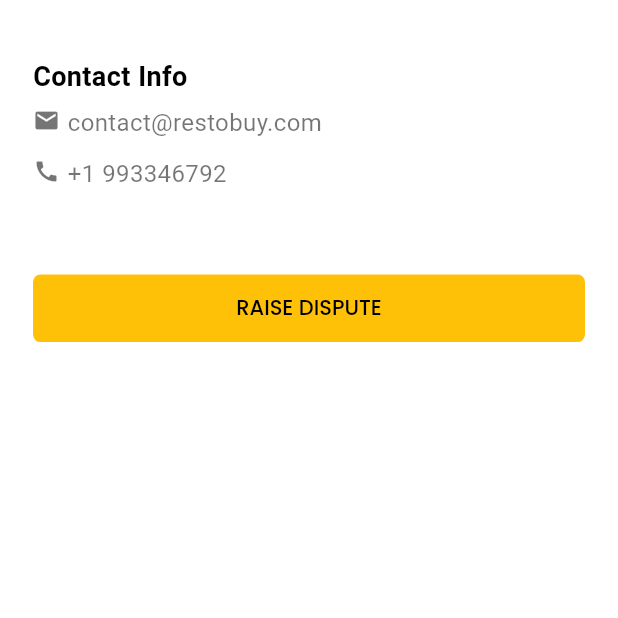
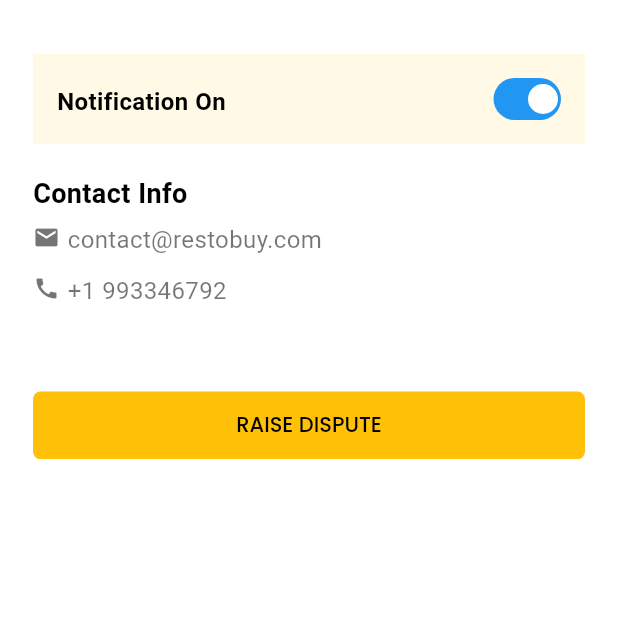
Before and after one commit to Notebrains/restobuy_supplier, a Flutter app: the Setting screen opened by its route, on a phone screen of 412 x 824 dp, the top half of it. Run offline on Flutter 3.47's test engine with Material 2 defaults, Android fonts, the light colour scheme and no system bars; our stand-ins replace bloc, cached_network_image, dartz, equatable, flare_flutter, flutter_bloc and 5 more; missing offline and left inert: flutter_animator, pedantic, wiredash; accounts and stored records are empty; network calls fail.

Commit message:
STATIC UI DONE

```diff
--- a/lib/main.dart
+++ b/lib/main.dart
@@ -40,7 +40,8 @@ class RootApp extends StatelessWidget {
         if (snapshot.connectionState == ConnectionState.waiting) {
           return MaterialApp(
             debugShowCheckedModeBanner: false,
-              home: Splash());
+              home: Splash(),
+          );
         } else {
           ScreenUtil.init();
           // Loading is done, return the app:
--- a/lib/presentation/journeys/setting/setting.dart
+++ b/lib/presentation/journeys/setting/setting.dart
@@ -1,11 +1,18 @@
 import 'package:flutter/material.dart';
 import 'package:restobuy_supplier_flutter/common/constants/route_constants.dart';
-import 'package:restobuy_supplier_flutter/presentation/widgets/appbar_ic_back.dart';
 import 'package:restobuy_supplier_flutter/presentation/widgets/button.dart';
+import 'package:restobuy_supplier_flutter/presentation/widgets/switcher_btn.dart';
 import 'package:restobuy_supplier_flutter/presentation/widgets/txt.dart';
 import 'package:restobuy_supplier_flutter/presentation/widgets/txt_ic_row.dart';
 
-class Setting extends StatelessWidget{
+class Setting extends StatefulWidget{
+  @override
+  _SettingState createState() => _SettingState();
+}
+
+class _SettingState extends State<Setting> {
+  bool _isNotificationSwitchOn = true;
+
   @override
   Widget build(BuildContext context) {
     return Scaffold(
@@ -15,15 +22,40 @@ class Setting extends StatelessWidget{
           mainAxisAlignment: MainAxisAlignment.start,
           crossAxisAlignment: CrossAxisAlignment.start,
           children: [
-            Padding(
-              padding: const EdgeInsets.only(top: 36),
-              child: Txt(txt: 'Contact Info',
-                txtColor: Colors.black,
-                txtSize: 18,
-                fontWeight: FontWeight.bold,
-                padding: 0,
-                onTap: (){},
+            Container(
+              color: Colors.amber.withOpacity(0.1),
+              margin: const EdgeInsets.only(top: 36, bottom: 18),
+              padding: const EdgeInsets.all(16),
+              child: Row(
+                mainAxisAlignment: MainAxisAlignment.spaceBetween,
+                crossAxisAlignment: CrossAxisAlignment.center,
+                children: [
+                  Txt(txt: _isNotificationSwitchOn? 'Notification On' : 'Notification Off',
+                    txtColor: Colors.black,
+                    txtSize: 16,
+                    fontWeight: FontWeight.bold,
+                    padding: 0,
+                    onTap: (){},
+                  ),
+
+                  CustomSwitch(
+                    value: _isNotificationSwitchOn,
+                    onChanged: (bool val){
+                      setState(() {
+                        _isNotificationSwitchOn = val;
+                      });
+                    },
+                  ),
+                ],
               ),
+            ),
+
+            Txt(txt: 'Contact Info',
+              txtColor: Colors.black,
+              txtSize: 18,
+              fontWeight: FontWeight.bold,
+              padding: 0,
+              onTap: (){},
             ),
 
             TxtIcRow(txt: 'contact@restobuy.com', txtColor: Colors.black54,
--- a/lib/presentation/journeys/transaction/transaction.dart
+++ b/lib/presentation/journeys/transaction/transaction.dart
@@ -48,7 +48,7 @@ class _OrdersState extends State<Transaction> {
                 //response: _searchResult,
                 index: index,
                 onTapOnList: (intValue){
-                  Navigator.of(context).pushNamed(RouteList.purchase_order_details);
+                  //Navigator.of(context).pushNamed(RouteList.purchase_order_details);
                 },
                 onRefreshed: () {
 
--- /dev/null
+++ b/lib/presentation/widgets/switcher_btn.dart
@@ -0,0 +1,78 @@
+import 'package:flutter/material.dart';
+
+class CustomSwitch extends StatefulWidget {
+  final bool value;
+  late ValueChanged<bool> onChanged;
+
+  CustomSwitch({
+    Key? key,
+    required this.value,
+    required this.onChanged})
+      : super(key: key);
+
+  @override
+  _CustomSwitchState createState() => _CustomSwitchState();
+}
+
+class _CustomSwitchState extends State<CustomSwitch>
+    with SingleTickerProviderStateMixin {
+  late Animation _circleAnimation;
+  late AnimationController _animationController;
+
+  @override
+  void initState() {
+    super.initState();
+    _animationController = AnimationController(vsync: this, duration: Duration(milliseconds: 60));
+    _circleAnimation = AlignmentTween(
+        begin: widget.value ? Alignment.centerRight : Alignment.centerLeft,
+        end: widget.value ? Alignment.centerLeft :Alignment.centerRight).animate(CurvedAnimation(
+        parent: _animationController, curve: Curves.linear));
+  }
+
+  @override
+  Widget build(BuildContext context) {
+    return AnimatedBuilder(
+      animation: _animationController,
+      builder: (context, child) {
+        return GestureDetector(
+          onTap: () {
+            if (_animationController.isCompleted) {
+              _animationController.reverse();
+            } else {
+              _animationController.forward();
+            }
+            widget.value == false
+                ? widget.onChanged(true)
+                : widget.onChanged(false);
+          },
+          child: Container(
+            width: 45.0,
+            height: 28.0,
+            decoration: BoxDecoration(
+              borderRadius: BorderRadius.circular(24.0),
+              color: _circleAnimation.value ==
+                  Alignment.centerLeft
+                  ? Colors.grey
+                  : Colors.blue,),
+            child: Padding(
+              padding: const EdgeInsets.only(
+                  top: 2.0, bottom: 2.0, right: 2.0, left: 2.0),
+              child:  Container(
+                alignment: widget.value
+                    ? Alignment.centerRight
+                    : Alignment.centerLeft,
+                child: Container(
+                  width: 20.0,
+                  height: 20.0,
+                  decoration: BoxDecoration(
+                      shape: BoxShape.circle,
+                      color: Colors.white),
+                ),
+              ),
+            ),
+          ),
+        );
+      },
+    );
+  }
+}
```
Also changed, not shown: 55 other files.
